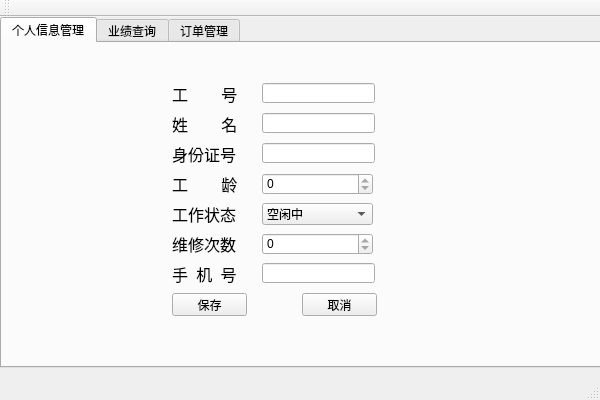
Before: the Qt Designer form HX/Worker.ui in HXhlx/Qt, drawn with Qt 5.
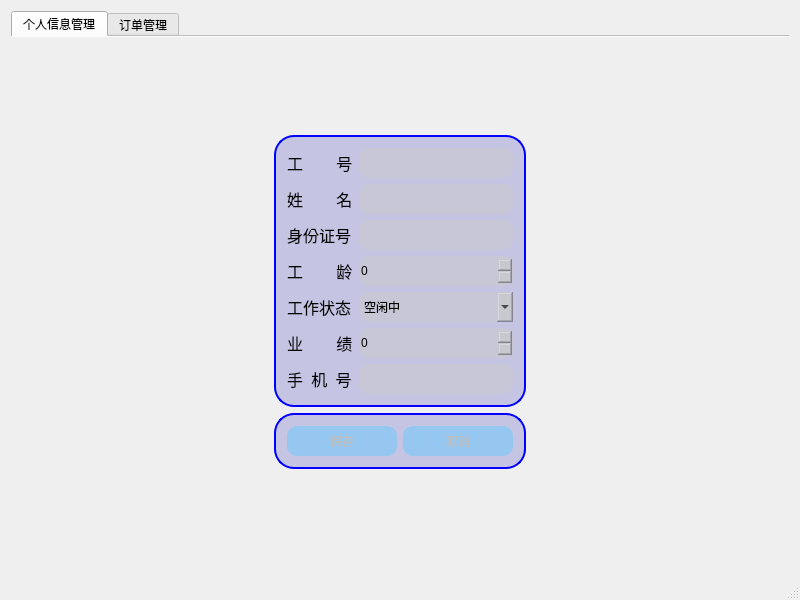
After: the same form once the commit is applied. Icons and pictures are not drawn. Custom widgets are drawn as their Qt base class.

Diff of the .ui file:
```diff
--- a/HX/Worker.ui
+++ b/HX/Worker.ui
@@ -6,39 +6,111 @@
    <rect>
     <x>0</x>
     <y>0</y>
-    <width>600</width>
-    <height>400</height>
+    <width>800</width>
+    <height>600</height>
    </rect>
   </property>
   <property name="windowTitle">
    <string>Worker</string>
   </property>
+  <property name="styleSheet">
+   <string notr="true"/>
+  </property>
   <widget class="QWidget" name="centralWidget">
+   <property name="styleSheet">
+    <string notr="true"/>
+   </property>
+   <layout class="QVBoxLayout" name="verticalLayout">
+    <item>
    <widget class="QTabWidget" name="tabWidget">
-    <property name="geometry">
-     <rect>
-      <x>0</x>
-      <y>0</y>
-      <width>601</width>
-      <height>351</height>
-     </rect>
+      <property name="autoFillBackground">
+       <bool>true</bool>
+      </property>
+      <property name="styleSheet">
+       <string notr="true">#workerWidget,#orderWidget{
+border-image:url(:/HX/images/维修工.jpg)
+}
+
+.QGroupBox{
+border:2px solid blue;
+background-color:rgb(100,100,200,30%);
+border-radius:20%;
+}
+
+.QPushButton{
+background-color:rgb(100,200,255,50%);
+border-radius:10%;
+width:70px;
+height:30px;
+}
+
+.QLineEdit,.QComboBox,.QSpinBox{
+background-color:rgb(200,200,200,50%);
+border-radius:10%;
+height:30px;
+}</string>
+      </property>
+      <property name="tabPosition">
+       <enum>QTabWidget::North</enum>
     </property>
     <property name="currentIndex">
      <number>0</number>
     </property>
+      <property name="documentMode">
+       <bool>true</bool>
+      </property>
     <widget class="QWidget" name="workerWidget">
      <attribute name="title">
       <string>个人信息管理</string>
      </attribute>
+       <layout class="QGridLayout" name="gridLayout">
+        <item row="1" column="2">
+         <spacer name="horizontalSpacer_2">
+          <property name="orientation">
+           <enum>Qt::Horizontal</enum>
+          </property>
+          <property name="sizeHint" stdset="0">
+           <size>
+            <width>158</width>
+            <height>20</height>
+           </size>
+          </property>
+         </spacer>
+        </item>
+        <item row="1" column="0">
+         <spacer name="horizontalSpacer">
+          <property name="orientation">
+           <enum>Qt::Horizontal</enum>
+          </property>
+          <property name="sizeHint" stdset="0">
+           <size>
+            <width>159</width>
+            <height>20</height>
+           </size>
+          </property>
+         </spacer>
+        </item>
+        <item row="0" column="1">
+         <spacer name="verticalSpacer">
+          <property name="orientation">
+           <enum>Qt::Vertical</enum>
+          </property>
+          <property name="sizeHint" stdset="0">
+           <size>
+            <width>20</width>
+            <height>40</height>
+           </size>
+          </property>
+         </spacer>
+        </item>
+        <item row="1" column="1">
+         <widget class="QGroupBox" name="groupBox">
+          <property name="title">
+           <string/>
+          </property>
+          <layout class="QFormLayout" name="formLayout">
+           <item row="0" column="0">
      <widget class="QLabel" name="label">
-      <property name="geometry">
-       <rect>
-        <x>170</x>
-        <y>40</y>
-        <width>71</width>
-        <height>21</height>
-       </rect>
-      </property>
       <property name="font">
        <font>
         <family>华文行楷</family>
@@ -49,15 +121,16 @@
        <string>工        号</string>
       </property>
      </widget>
+           </item>
+           <item row="0" column="1">
+            <widget class="QLineEdit" name="WorkerID">
+             <property name="readOnly">
+              <bool>true</bool>
+             </property>
+            </widget>
+           </item>
+           <item row="1" column="0">
      <widget class="QLabel" name="label_2">
-      <property name="geometry">
-       <rect>
-        <x>170</x>
-        <y>70</y>
-        <width>71</width>
-        <height>21</height>
-       </rect>
-      </property>
       <property name="font">
        <font>
         <family>华文行楷</family>
@@ -68,91 +141,12 @@
        <string>姓        名</string>
       </property>
      </widget>
-     <widget class="QLabel" name="label_3">
-      <property name="geometry">
-       <rect>
-        <x>170</x>
-        <y>130</y>
-        <width>71</width>
-        <height>21</height>
-       </rect>
-      </property>
-      <property name="font">
-       <font>
-        <family>华文行楷</family>
-        <pointsize>12</pointsize>
-       </font>
-      </property>
-      <property name="text">
-       <string>工        龄</string>
-      </property>
-     </widget>
-     <widget class="QLabel" name="label_4">
-      <property name="geometry">
-       <rect>
-        <x>170</x>
-        <y>190</y>
-        <width>71</width>
-        <height>21</height>
-       </rect>
-      </property>
-      <property name="font">
-       <font>
-        <family>华文行楷</family>
-        <pointsize>12</pointsize>
-       </font>
-      </property>
-      <property name="text">
-       <string>维修次数</string>
-      </property>
-     </widget>
-     <widget class="QLabel" name="label_5">
-      <property name="geometry">
-       <rect>
-        <x>170</x>
-        <y>220</y>
-        <width>71</width>
-        <height>21</height>
-       </rect>
-      </property>
-      <property name="font">
-       <font>
-        <family>华文行楷</family>
-        <pointsize>12</pointsize>
-       </font>
-      </property>
-      <property name="text">
-       <string>手  机  号</string>
-      </property>
-     </widget>
-     <widget class="QLabel" name="label_6">
-      <property name="geometry">
-       <rect>
-        <x>170</x>
-        <y>160</y>
-        <width>71</width>
-        <height>21</height>
-       </rect>
-      </property>
-      <property name="font">
-       <font>
-        <family>华文行楷</family>
-        <pointsize>12</pointsize>
-       </font>
-      </property>
-      <property name="text">
-       <string>工作状态</string>
-      </property>
-     </widget>
+           </item>
+           <item row="1" column="1">
+            <widget class="QLineEdit" name="name"/>
+           </item>
+           <item row="2" column="0">
      <widget class="QLabel" name="label_8">
-      <property name="geometry">
-       <rect>
-        <x>170</x>
-        <y>100</y>
-        <width>71</width>
-        <height>21</height>
-       </rect>
-      </property>
       <property name="font">
        <font>
         <family>华文行楷</family>
@@ -163,64 +157,49 @@
        <string>身份证号</string>
       </property>
      </widget>
-     <widget class="QLineEdit" name="WorkerID">
-      <property name="geometry">
-       <rect>
-        <x>260</x>
-        <y>40</y>
-        <width>113</width>
-        <height>20</height>
-       </rect>
-      </property>
-      <property name="readOnly">
-       <bool>true</bool>
-      </property>
-     </widget>
-     <widget class="QLineEdit" name="name">
-      <property name="geometry">
-       <rect>
-        <x>260</x>
-        <y>70</y>
-        <width>113</width>
-        <height>20</height>
-       </rect>
-      </property>
-     </widget>
+           </item>
+           <item row="2" column="1">
      <widget class="QLineEdit" name="ID">
-      <property name="geometry">
-       <rect>
-        <x>260</x>
-        <y>100</y>
-        <width>113</width>
-        <height>20</height>
-       </rect>
-      </property>
       <property name="maxLength">
        <number>18</number>
       </property>
      </widget>
+           </item>
+           <item row="3" column="0">
+            <widget class="QLabel" name="label_3">
+             <property name="font">
+              <font>
+               <family>华文行楷</family>
+               <pointsize>12</pointsize>
+              </font>
+             </property>
+             <property name="text">
+              <string>工        龄</string>
+             </property>
+            </widget>
+           </item>
+           <item row="3" column="1">
      <widget class="QSpinBox" name="Age">
-      <property name="geometry">
-       <rect>
-        <x>260</x>
-        <y>130</y>
-        <width>111</width>
-        <height>22</height>
-       </rect>
-      </property>
       <property name="readOnly">
        <bool>true</bool>
       </property>
      </widget>
+           </item>
+           <item row="4" column="0">
+            <widget class="QLabel" name="label_6">
+             <property name="font">
+              <font>
+               <family>华文行楷</family>
+               <pointsize>12</pointsize>
+              </font>
+             </property>
+             <property name="text">
+              <string>工作状态</string>
+             </property>
+            </widget>
+           </item>
+           <item row="4" column="1">
      <widget class="QComboBox" name="comboBox">
-      <property name="geometry">
-       <rect>
-        <x>260</x>
-        <y>160</y>
-        <width>111</width>
-        <height>22</height>
-       </rect>
-      </property>
       <item>
        <property name="text">
         <string>空闲中</string>
@@ -232,15 +211,22 @@
        </property>
       </item>
      </widget>
+           </item>
+           <item row="5" column="0">
+            <widget class="QLabel" name="label_4">
+             <property name="font">
+              <font>
+               <family>华文行楷</family>
+               <pointsize>12</pointsize>
+              </font>
+             </property>
+             <property name="text">
+              <string>业        绩</string>
+             </property>
+            </widget>
+           </item>
+           <item row="5" column="1">
      <widget class="QSpinBox" name="timeBox">
-      <property name="geometry">
-       <rect>
-        <x>260</x>
-        <y>190</y>
-        <width>111</width>
-        <height>22</height>
-       </rect>
-      </property>
       <property name="readOnly">
        <bool>true</bool>
       </property>
@@ -248,90 +234,177 @@
        <number>999999999</number>
       </property>
      </widget>
-     <widget class="QLineEdit" name="phone">
-      <property name="geometry">
-       <rect>
-        <x>260</x>
-        <y>220</y>
-        <width>113</width>
-        <height>20</height>
-       </rect>
-      </property>
-     </widget>
+           </item>
+           <item row="6" column="0">
+            <widget class="QLabel" name="label_5">
+             <property name="font">
+              <font>
+               <family>华文行楷</family>
+               <pointsize>12</pointsize>
+              </font>
+             </property>
+             <property name="text">
+              <string>手  机  号</string>
+             </property>
+            </widget>
+           </item>
+           <item row="6" column="1">
+            <widget class="QLineEdit" name="phone"/>
+           </item>
+          </layout>
+         </widget>
+        </item>
+        <item row="2" column="1">
+         <widget class="QGroupBox" name="groupBox_2">
+          <property name="title">
+           <string/>
+          </property>
+          <layout class="QHBoxLayout" name="horizontalLayout">
+           <item>
      <widget class="QPushButton" name="Save">
       <property name="enabled">
-       <bool>true</bool>
-      </property>
-      <property name="geometry">
-       <rect>
-        <x>170</x>
-        <y>250</y>
-        <width>75</width>
-        <height>23</height>
-       </rect>
+              <bool>false</bool>
       </property>
       <property name="text">
        <string>保存</string>
       </property>
      </widget>
+           </item>
+           <item>
      <widget class="QPushButton" name="Cancel">
       <property name="enabled">
-       <bool>true</bool>
-      </property>
-      <property name="geometry">
-       <rect>
-        <x>300</x>
-        <y>250</y>
-        <width>75</width>
-        <height>23</height>
-       </rect>
+              <bool>false</bool>
       </property>
       <property name="text">
        <string>取消</string>
       </property>
      </widget>
-    </widget>
-    <widget class="QWidget" name="performanceWidget">
-     <attribute name="title">
-      <string>业绩查询</string>
-     </attribute>
-     <widget class="QTableView" name="performanceView">
-      <property name="geometry">
-       <rect>
-        <x>30</x>
-        <y>70</y>
-        <width>256</width>
-        <height>192</height>
-       </rect>
-      </property>
-     </widget>
-     <widget class="QChartView" name="pView">
-      <property name="geometry">
-       <rect>
-        <x>320</x>
-        <y>70</y>
-        <width>256</width>
-        <height>192</height>
-       </rect>
-      </property>
-     </widget>
+           </item>
+          </layout>
+         </widget>
+        </item>
+        <item row="3" column="1">
+         <spacer name="verticalSpacer_2">
+          <property name="orientation">
+           <enum>Qt::Vertical</enum>
+          </property>
+          <property name="sizeHint" stdset="0">
+           <size>
+            <width>20</width>
+            <height>40</height>
+           </size>
+          </property>
+         </spacer>
+        </item>
+        <item row="2" column="0">
+         <spacer name="horizontalSpacer_6">
+          <property name="orientation">
+           <enum>Qt::Horizontal</enum>
+          </property>
+          <property name="sizeHint" stdset="0">
+           <size>
+            <width>40</width>
+            <height>20</height>
+           </size>
+          </property>
+         </spacer>
+        </item>
+        <item row="2" column="2">
+         <spacer name="horizontalSpacer_7">
+          <property name="orientation">
+           <enum>Qt::Horizontal</enum>
+          </property>
+          <property name="sizeHint" stdset="0">
+           <size>
+            <width>40</width>
+            <height>20</height>
+           </size>
+          </property>
+         </spacer>
+        </item>
+       </layout>
     </widget>
     <widget class="QWidget" name="orderWidget">
      <attribute name="title">
       <string>订单管理</string>
      </attribute>
-     <widget class="QTableView" name="orderView">
-      <property name="geometry">
-       <rect>
-        <x>130</x>
-        <y>90</y>
-        <width>256</width>
-        <height>192</height>
-       </rect>
-      </property>
-     </widget>
-    </widget>
-   </widget>
+       <layout class="QVBoxLayout" name="verticalLayout_2">
+        <item>
+         <widget class="QTableView" name="orderView"/>
+        </item>
+        <item>
+         <widget class="QGroupBox" name="groupBox_3">
+          <property name="title">
+           <string/>
+          </property>
+          <layout class="QHBoxLayout" name="horizontalLayout_3">
+           <item>
+            <spacer name="horizontalSpacer_3">
+             <property name="orientation">
+              <enum>Qt::Horizontal</enum>
+             </property>
+             <property name="sizeHint" stdset="0">
+              <size>
+               <width>40</width>
+               <height>20</height>
+              </size>
+             </property>
+            </spacer>
+           </item>
+           <item>
+            <widget class="QPushButton" name="Finish">
+             <property name="enabled">
+              <bool>false</bool>
+             </property>
+             <property name="text">
+              <string>完成订单</string>
+             </property>
+            </widget>
+           </item>
+           <item>
+            <spacer name="horizontalSpacer_5">
+             <property name="orientation">
+              <enum>Qt::Horizontal</enum>
+             </property>
+             <property name="sizeHint" stdset="0">
+              <size>
+               <width>40</width>
+               <height>20</height>
+              </size>
+             </property>
+            </spacer>
+           </item>
+           <item>
+            <widget class="QPushButton" name="orderCancel">
+             <property name="enabled">
+              <bool>false</bool>
+             </property>
+             <property name="text">
+              <string>取消订单</string>
+             </property>
+            </widget>
+           </item>
+           <item>
+            <spacer name="horizontalSpacer_4">
+             <property name="orientation">
+              <enum>Qt::Horizontal</enum>
+             </property>
+             <property name="sizeHint" stdset="0">
+              <size>
+               <width>40</width>
+               <height>20</height>
+              </size>
+             </property>
+            </spacer>
+           </item>
+          </layout>
+         </widget>
+        </item>
+       </layout>
+      </widget>
+     </widget>
+    </item>
+   </layout>
   </widget>
   <widget class="QMenuBar" name="menuBar">
    <property name="geometry">
@@ -343,24 +416,11 @@
     </rect>
    </property>
   </widget>
-  <widget class="QToolBar" name="mainToolBar">
-   <attribute name="toolBarArea">
-    <enum>TopToolBarArea</enum>
-   </attribute>
-   <attribute name="toolBarBreak">
-    <bool>false</bool>
-   </attribute>
-  </widget>
   <widget class="QStatusBar" name="statusBar"/>
  </widget>
  <layoutdefault spacing="6" margin="11"/>
- <customwidgets>
-  <customwidget>
-   <class>QChartView</class>
-   <extends>QGraphicsView</extends>
-   <header location="global">qchartview.h</header>
-  </customwidget>
- </customwidgets>
- <resources/>
+ <resources>
+  <include location="HX.qrc"/>
+ </resources>
  <connections/>
 </ui>
```
Left out of the diff: 2 changed lines with no effect on the pictures. Lines whose indentation alone changed are shown as unchanged.
